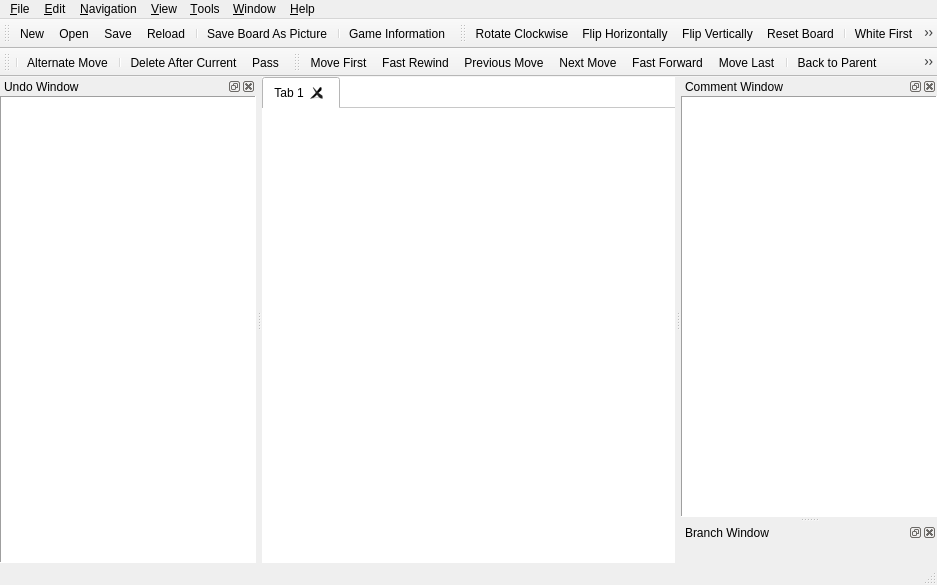
Old version of the form mainwindow.ui in the repository nullx002/mugo.
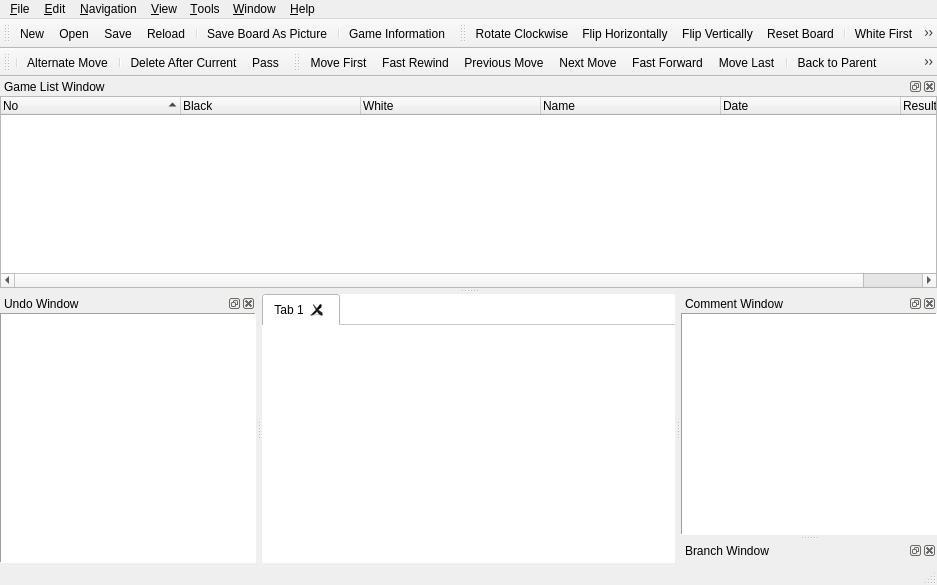
New version of the form. Icons and pictures are not drawn.

The edit to the form file:
```diff
--- a/mainwindow.ui
+++ b/mainwindow.ui
@@ -499,6 +499,76 @@
     </layout>
    </widget>
   </widget>
+  <widget class="QDockWidget" name="gameListDockWidget">
+   <property name="windowTitle">
+    <string>Game List Window</string>
+   </property>
+   <attribute name="dockWidgetArea">
+    <number>4</number>
+   </attribute>
+   <widget class="QWidget" name="dockWidgetContents_2">
+    <layout class="QVBoxLayout" name="verticalLayout_2">
+     <property name="margin">
+      <number>0</number>
+     </property>
+     <item>
+      <widget class="QTreeWidget" name="gameListWidget">
+       <property name="alternatingRowColors">
+        <bool>true</bool>
+       </property>
+       <property name="rootIsDecorated">
+        <bool>false</bool>
+       </property>
+       <property name="sortingEnabled">
+        <bool>true</bool>
+       </property>
+       <property name="columnCount">
+        <number>6</number>
+       </property>
+       <attribute name="headerDefaultSectionSize">
+        <number>180</number>
+       </attribute>
+       <attribute name="headerShowSortIndicator" stdset="0">
+        <bool>true</bool>
+       </attribute>
+       <attribute name="headerDefaultSectionSize">
+        <number>180</number>
+       </attribute>
+       <column>
+        <property name="text">
+         <string>No</string>
+        </property>
+       </column>
+       <column>
+        <property name="text">
+         <string>Black</string>
+        </property>
+       </column>
+       <column>
+        <property name="text">
+         <string>White</string>
+        </property>
+       </column>
+       <column>
+        <property name="text">
+         <string>Name</string>
+        </property>
+       </column>
+       <column>
+        <property name="text">
+         <string>Date</string>
+        </property>
+       </column>
+       <column>
+        <property name="text">
+         <string>Result</string>
+        </property>
+       </column>
+      </widget>
+     </item>
+    </layout>
+   </widget>
+  </widget>
   <action name="actionNew">
    <property name="icon">
     <iconset>
```
Left out of the diff: 12 changed lines with no effect on the pictures.
